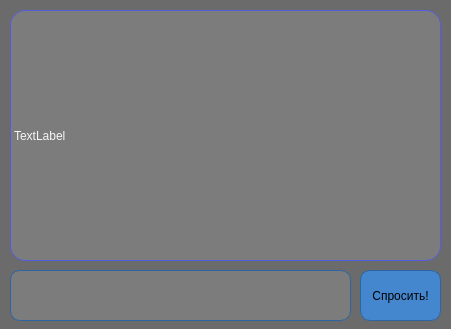
Old version of the form chatGPT-TOY/MainWin.ui in the repository HappyAcidRain/STUDYQT.
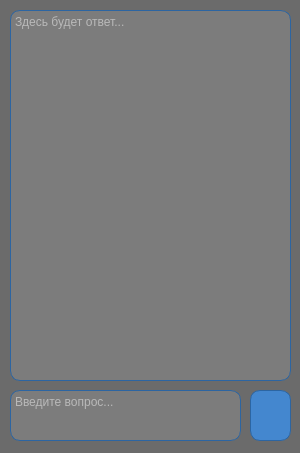
New version of the form. Icons and pictures are not drawn.

Commit message: reworked interface

Diff of the .ui file:
```diff
--- a/chatGPT-TOY/MainWin.ui
+++ b/chatGPT-TOY/MainWin.ui
@@ -9,8 +9,8 @@
    <rect>
     <x>0</x>
     <y>0</y>
-    <width>451</width>
-    <height>329</height>
+    <width>300</width>
+    <height>453</height>
    </rect>
   </property>
   <property name="sizePolicy">
@@ -21,14 +21,14 @@
   </property>
   <property name="minimumSize">
    <size>
-    <width>451</width>
-    <height>329</height>
+    <width>0</width>
+    <height>0</height>
    </size>
   </property>
   <property name="maximumSize">
    <size>
-    <width>451</width>
-    <height>329</height>
+    <width>99999</width>
+    <height>99999</height>
    </size>
   </property>
   <property name="font">
@@ -78,36 +78,43 @@
     <property name="geometry">
      <rect>
       <x>10</x>
-      <y>270</y>
-      <width>341</width>
+      <y>390</y>
+      <width>231</width>
       <height>51</height>
      </rect>
     </property>
+    <property name="placeholderText">
+     <string>Введите вопрос...</string>
+    </property>
    </widget>
-   <widget class="QLabel" name="le_gptAnswer">
+   <widget class="QPushButton" name="btn_commit">
+    <property name="geometry">
+     <rect>
+      <x>250</x>
+      <y>390</y>
+      <width>41</width>
+      <height>51</height>
+     </rect>
+    </property>
+    <property name="text">
+     <string/>
+    </property>
+    <property name="icon">
+     <iconset>
+      <normaloff>assets/icons8-paper-plane-100.png</normaloff>assets/icons8-paper-plane-100.png</iconset>
+    </property>
+   </widget>
+   <widget class="QTextBrowser" name="tb_gptAnswer">
     <property name="geometry">
      <rect>
       <x>10</x>
       <y>10</y>
-      <width>431</width>
-      <height>251</height>
+      <width>281</width>
+      <height>371</height>
      </rect>
     </property>
-    <property name="text">
-     <string>TextLabel</string>
-    </property>
-   </widget>
-   <widget class="QPushButton" name="btn_getAnswer">
-    <property name="geometry">
-     <rect>
-      <x>360</x>
-      <y>270</y>
-      <width>81</width>
-      <height>51</height>
-     </rect>
-    </property>
-    <property name="text">
-     <string>Спросить!</string>
+    <property name="placeholderText">
+     <string>Здесь будет ответ...</string>
     </property>
    </widget>
   </widget>
```
The commit also changes 1 other file.
